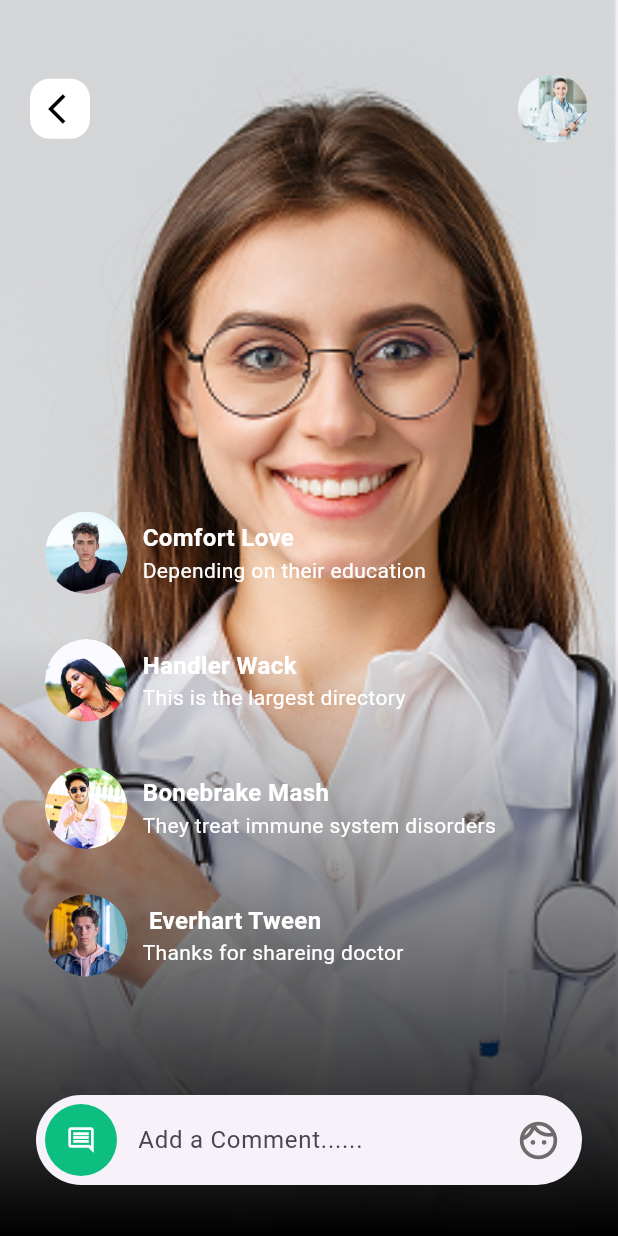
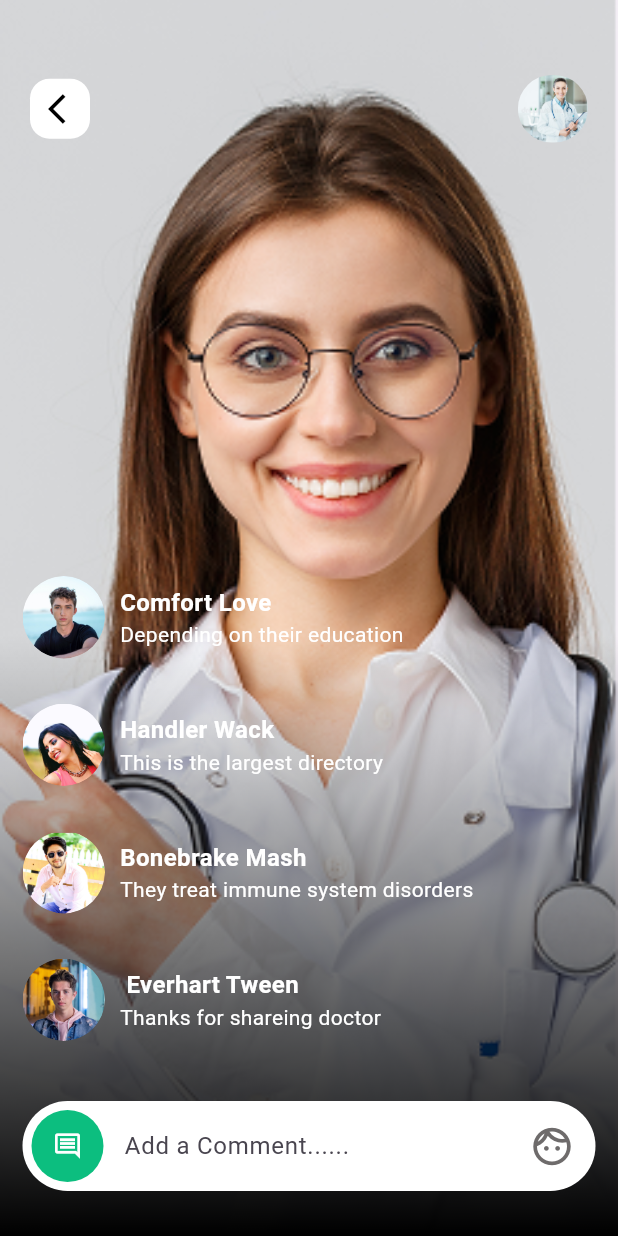
Before and after one commit to ahmed3tman/NTI-Doctor-Hunt, a Flutter app: the HomeScroll widget shown alone on an empty page, opened directly, after a tap on "Live", on a phone screen of 412 x 824 dp. Run offline on Flutter 3.47's test engine with Material 3 defaults, Android fonts, the phone set to English and light mode, and no system bars; missing offline and left inert: flutter_floating_bottom_bar.

Commit message:
Popular Doctor screen

```diff
--- /dev/null
+++ b/lib/core/models/comment_field_model.dart
@@ -0,0 +1,54 @@
+import 'package:doctor_hunt/core/colors.dart';
+import 'package:flutter/material.dart';
+
+class CommentFieldModel extends StatelessWidget {
+  const CommentFieldModel({super.key});
+
+  @override
+  Widget build(BuildContext context) {
+    return Container(
+                  decoration: BoxDecoration(
+                    color: Colors.white,
+                    borderRadius: BorderRadius.circular(30),
+                  ),
+                  width: double.infinity,
+                  height: 60,
+                  child: Center(
+                    child: TextFormField(
+                      decoration: InputDecoration(
+                        contentPadding: const EdgeInsets.symmetric(
+                          vertical: 18,
+                        ),
+                        prefixIcon: Padding(
+                          padding: const EdgeInsets.only(left: 5),
+                          child: Container(
+                            width: 50,
+                            padding: const EdgeInsets.all(5),
+                            decoration: BoxDecoration(
+                              color: MyColors.primaryGreen,
+                              shape: BoxShape.circle,
+                            ),
+                            child: Icon(
+                              Icons.comment_outlined,
+                              color: const Color.fromARGB(255, 255, 255, 255),
+                              size: 20,
+                            ),
+                          ),
+                        ),
+                        suffixIcon: Padding(
+                          padding: const EdgeInsets.only(right: 5),
+                          child: IconButton(
+                            onPressed: () {},
+                            icon: Icon(Icons.face_outlined, size: 30),
+                            color: const Color.fromARGB(255, 110, 107, 107),
+                          ),
+                        ),
+                        border: InputBorder.none,
+                        hintText: '  Add a Comment......',
+                        hintStyle: const TextStyle(),
+                      ),
+                    ),
+                  ),
+                );
+  }
+}
--- a/lib/core/models/list_icons.dart
+++ b/lib/core/models/list_icons.dart
@@ -17,17 +17,19 @@ class ListIcons extends StatelessWidget {
     ];
 
     return SizedBox(
-      height: 110,
+      height: 105,
       child: ListView.builder(
         scrollDirection: Axis.horizontal,
         itemCount: myImagesListt.length,
-        padding: EdgeInsets.symmetric(horizontal: 20),
+        padding: EdgeInsets.only(left: 10),
         itemBuilder: (context, index) {
-          return Container(
-            width: 100,
-            margin: EdgeInsets.only(right: 15),
+          return Card(
+            margin: EdgeInsets.only(left: 10, bottom: 5),
+            elevation: 3,
+            child: Container(
+              width: 90,
+
               decoration: BoxDecoration(
-
                 color: gradientColors[index],
                 borderRadius: BorderRadius.circular(10),
               ),
@@ -37,6 +39,7 @@ class ListIcons extends StatelessWidget {
                   child: Image.asset(myImagesListt[index], fit: BoxFit.cover),
                 ),
               ),
+            ),
           );
         },
       ),
--- a/lib/core/models/list_view_1.dart
+++ b/lib/core/models/list_view_1.dart
@@ -16,24 +16,22 @@ class LiveList extends StatelessWidget {
     ];
 
     return SizedBox(
-      height: 200,
+      height: 190,
       child: ListView.builder(
         scrollDirection: Axis.horizontal,
         itemCount: myImagesList.length,
-        padding: EdgeInsets.symmetric(horizontal: 15),
         itemBuilder: (context, index) {
           return InkWell(
             onTap: () {
+              Navigator.pushNamed(context, 'liveScreen');
+            },
+            child: Card(
+              margin: EdgeInsets.only(bottom: 8, left: 15),
 
-                Navigator.pushNamed(context, 'liveScreen');
+              elevation: 3,
+              child: Container(
+                width: 120,
 
-
-
-
-            },
-            child: Container(
-              width: 140,
-              margin: EdgeInsets.only(right: 10),
                 decoration: BoxDecoration(
                   color: Colors.teal[100],
                   borderRadius: BorderRadius.circular(5),
@@ -87,6 +85,7 @@ class LiveList extends StatelessWidget {
                   ],
                 ),
               ),
+            ),
           );
         },
       ),
--- a/lib/core/models/list_view_2.dart
+++ b/lib/core/models/list_view_2.dart
@@ -25,11 +25,13 @@ class ListView2 extends StatelessWidget {
       child: ListView.builder(
         scrollDirection: Axis.horizontal,
         itemCount: doctors1.length,
-        padding: EdgeInsets.symmetric(horizontal: 20),
         itemBuilder: (context, index) {
-          return Container(
+          return Card(
+            margin: EdgeInsets.only(bottom: 8, left: 20),
+
+            elevation: 3,
+            child: Container(
               width: 200,
-            margin: EdgeInsets.only(right: 20),
               decoration: BoxDecoration(
                 color: Colors.white,
                 borderRadius: BorderRadius.circular(15),
@@ -54,12 +56,19 @@ class ListView2 extends StatelessWidget {
                   SizedBox(height: 20),
                   Text(
                     doctors1[index]['name'],
-                  style: TextStyle(fontSize: 18, fontWeight: FontWeight.w700),
+                    style: TextStyle(
+                      fontSize: 18,
+                      fontWeight: FontWeight.w700,
+                      color: Colors.black,
+                      decoration: TextDecoration.none,
+                    ),
                   ),
                   Text(
                     doctors1[index]['gob'],
                     style: TextStyle(
+                      fontWeight: FontWeight.w500,
                       color: const Color.fromARGB(255, 128, 127, 127),
+                      decoration: TextDecoration.none,
                       fontSize: 12,
                     ),
                   ),
@@ -100,6 +109,7 @@ class ListView2 extends StatelessWidget {
                   ),
                 ],
               ),
+            ),
           );
         },
       ),
--- a/lib/core/models/list_view_3.dart
+++ b/lib/core/models/list_view_3.dart
@@ -41,7 +41,6 @@ class ListView3 extends StatelessWidget {
       height: 170,
       child: ListView.builder(
         scrollDirection: Axis.horizontal,
-        //padding: EdgeInsets.only(left: 20),
         itemCount: doctors.length,
         itemBuilder: (context, index) {
           final doctor = doctors[index];
--- /dev/null
+++ b/lib/core/models/title_row.dart
@@ -0,0 +1,34 @@
+import 'package:flutter/material.dart';
+
+class TitleRow extends StatelessWidget {
+  final String title;
+  final Widget Widgett;
+  const TitleRow({
+    super.key,
+    required this.title,
+    required this.Widgett,
+  });
+
+  @override
+  Widget build(BuildContext context) {
+    return Padding(
+      padding: const EdgeInsets.symmetric(horizontal: 15),
+      child: Row(
+        children: [
+          Text(
+            title,
+            style: TextStyle(
+              fontSize: 20,
+              fontWeight: FontWeight.w500,
+              color: Colors.black,
+              decoration: TextDecoration.none,
+            ),
+          ),
+
+          Spacer(),
+          Widgett,
+        ],
+      ),
+    );
+  }
+}
--- /dev/null
+++ b/lib/core/models/top_bar_model.dart
@@ -0,0 +1,38 @@
+
+
+import 'package:flutter/material.dart';
+
+class TopBarModel extends StatelessWidget {
+  final Widget widgett;
+  const TopBarModel({super.key, required this.widgett});
+
+  @override
+  Widget build(BuildContext context) {
+    return Row(
+              children: [
+                SizedBox(width: 20),
+                GestureDetector(
+                  onTap: () => Navigator.pop(context),
+                  child: Container(
+                    padding: EdgeInsets.only(left: 8),
+                    height: 40,
+                    width: 40,
+                    decoration: BoxDecoration(
+                      color: Colors.white,
+                      borderRadius: BorderRadius.circular(13),
+                    ),
+                    child: Center(
+                      child: Icon(Icons.arrow_back_ios, color: Colors.black),
+                    ),
+                  ),
+                ),
+                Spacer(),
+                SizedBox(
+                  height: 45,
+                  child: widgett,
+                ),
+                SizedBox(width: 20),
+              ],
+            );
+  }
+}
--- a/lib/core/models/user_in_live_model.dart
+++ b/lib/core/models/user_in_live_model.dart
@@ -34,7 +34,7 @@ class UserInLiveModel extends StatelessWidget {
         scrollDirection: Axis.vertical,
         itemCount: ListUsers.length,
         itemBuilder: (context, index) => Padding(
-          padding: const EdgeInsets.symmetric(horizontal: 10, vertical: 15),
+          padding: const EdgeInsets.symmetric(vertical: 15),
           child: Row(
             children: [
               ClipRRect(
@@ -61,11 +61,7 @@ class UserInLiveModel extends StatelessWidget {
                   ),
                   Text(
                     ListUsers[index]['comment'].toString(),
-                    style: TextStyle(
-                      fontSize: 14,
-                      //fontWeight: FontWeight,
-                      color: Colors.white,
-                    ),
+                    style: TextStyle(fontSize: 14, color: Colors.white),
                   ),
                 ],
               ),
--- a/lib/routs.dart
+++ b/lib/routs.dart
@@ -3,6 +3,7 @@
 import 'package:doctor_hunt/screen/first_screen.dart';
 import 'package:doctor_hunt/screen/home_screen.dart';
 import 'package:doctor_hunt/screen/live_screen.dart';
+import 'package:doctor_hunt/screen/popular_doctor_screen.dart';
 import 'package:doctor_hunt/screen/second_screen.dart';
 import 'package:doctor_hunt/screen/third_screen.dart';
 import 'package:flutter/material.dart';
@@ -17,4 +18,5 @@ final Map<String, WidgetBuilder> appRoutes = {
   'thirdScreen': (context) => const ThirdScreen(),
   'homeScreen': (context) => const HomeScreen(),
   'liveScreen': (context) => const LiveScreen(),
+  'popularDoctor': (context) => const PopularDoctorScreen(),
 };
--- a/lib/screen/home_scroll.dart
+++ b/lib/screen/home_scroll.dart
@@ -5,6 +5,7 @@ import 'package:doctor_hunt/core/models/list_view_1.dart';
 import 'package:doctor_hunt/core/models/list_view_2.dart';
 import 'package:doctor_hunt/core/models/list_view_3.dart';
 import 'package:doctor_hunt/core/models/search_bar_model.dart';
+import 'package:doctor_hunt/core/models/title_row.dart';
 import 'package:doctor_hunt/core/text_style.dart';
 import 'package:flutter/material.dart';
 
@@ -26,8 +27,8 @@ class HomeScroll extends StatelessWidget {
                 height: 130,
                 decoration: BoxDecoration(
                   borderRadius: BorderRadius.only(
-                    topLeft: Radius.circular(20),
-                    topRight: Radius.circular(20),
+                    topLeft: Radius.circular(50),
+                    topRight: Radius.circular(50),
                   ),
 
                   color: MyColors.primaryGreen,
@@ -106,37 +107,21 @@ class HomeScroll extends StatelessWidget {
               child: Column(
                 crossAxisAlignment: CrossAxisAlignment.start,
                 children: [
-                  SizedBox(height: 20),
-                  Padding(
-                    padding: const EdgeInsets.symmetric(horizontal: 15),
-                    child: Text(
-                      'Live Doctors',
-                      style: TextStyle(
-                        fontSize: 20,
-                        fontWeight: FontWeight.w500,
-                      ),
-                    ),
-                  ),
-                  SizedBox(height: 20),
-
+                  SizedBox(height: 15),
+                  TitleRow(title: 'Live Doctors', Widgett: SizedBox(height: 0)),
+                  SizedBox(height: 10),
                   LiveList(),
-                  SizedBox(height: 40),
+                  SizedBox(height: 30),
                   ListIcons(),
-                  SizedBox(height: 20),
-
-                  Padding(
-                    padding: const EdgeInsets.symmetric(horizontal: 15),
+                  SizedBox(height: 15),
+                  TitleRow(
+                    title: 'Popular Doctor',
+                    Widgett: InkWell(
+                      onTap: () {
+                        Navigator.pushNamed(context, 'popularDoctor');
+                      },
                       child: Row(
                         children: [
-                        Text(
-                          'Popular Doctor',
-                          style: TextStyle(
-                            fontSize: 20,
-                            fontWeight: FontWeight.w500,
-                          ),
-                        ),
-
-                        Spacer(),
                           Text(
                             'See all',
                             style: TextStyle(
@@ -153,24 +138,14 @@ class HomeScroll extends StatelessWidget {
                         ],
                       ),
                     ),
-                  SizedBox(height: 20),
-
+                  ),
+                  SizedBox(height: 10),
                   ListView2(),
-                  SizedBox(height: 20),
-
-                  Padding(
-                    padding: const EdgeInsets.symmetric(horizontal: 15),
-                    child: Row(
+                  SizedBox(height: 15),
+                  TitleRow(
+                    title: 'Feature Doctor',
+                    Widgett: Row(
                       children: [
-                        Text(
-                          'Feature Doctor',
-                          style: TextStyle(
-                            fontSize: 20,
-                            fontWeight: FontWeight.w500,
-                          ),
-                        ),
-
-                        Spacer(),
                         Text(
                           'See all',
                           style: TextStyle(
@@ -187,10 +162,9 @@ class HomeScroll extends StatelessWidget {
                       ],
                     ),
                   ),
-                  SizedBox(height: 20),
-
+                  SizedBox(height: 10),
                   ListView3(),
-                  SizedBox(height: 500),
+                  SizedBox(height: 130),
                 ],
               ),
             ),
--- a/lib/screen/live_screen.dart
+++ b/lib/screen/live_screen.dart
@@ -1,5 +1,6 @@
 import 'package:doctor_hunt/core/assets.dart';
-import 'package:doctor_hunt/core/colors.dart';
+import 'package:doctor_hunt/core/models/comment_field_model.dart';
+import 'package:doctor_hunt/core/models/top_bar_model.dart';
 import 'package:doctor_hunt/core/models/user_in_live_model.dart';
 import 'package:flutter/material.dart';
 
@@ -22,7 +23,6 @@ class LiveScreen extends StatelessWidget {
             left: 0,
             right: 0,
             bottom: 0,
-            child: IgnorePointer(
             child: Container(
               height: 400,
               decoration: BoxDecoration(
@@ -34,104 +34,29 @@ class LiveScreen extends StatelessWidget {
               ),
             ),
           ),
-          ),
           Positioned(
             top: 50,
             left: 0,
             right: 0,
-            child: Row(
-              children: [
-                SizedBox(width: 20),
-                GestureDetector(
-                  onTap: () => Navigator.pop(context),
-                  child: Container(
-                    padding: EdgeInsets.only(left: 8),
-                    height: 40,
-                    width: 40,
-                    decoration: BoxDecoration(
-                      color: Colors.white,
-                      borderRadius: BorderRadius.circular(13),
-                    ),
-                    child: Center(
-                      child: Icon(Icons.arrow_back_ios, color: Colors.black),
-                    ),
-                  ),
-                ),
-                Spacer(),
-                SizedBox(
-                  height: 45,
-                  child: ClipRRect(
+            child: TopBarModel(
+              widgett: ClipRRect(
                 borderRadius: BorderRadius.circular(100),
                 child: Image.asset(myImages.docv2, fit: BoxFit.cover),
               ),
             ),
-                SizedBox(width: 20),
-              ],
           ),
+          Positioned(
+            bottom: 55,
+            left: 15,
+            right: 15,
+            child: Column(children: [UserInLiveModel()]),
           ),
 
-          // Positioned(
-          //   child: UserInLiveModel(),
-          //   top: height * .4,
-          //   left: 0,
-          //   right: 0,
-          // ),
           Positioned(
             bottom: 30,
-            left: 20,
-            right: 20,
-            child: Column(
-              children: [
-                UserInLiveModel(),
-                Card(
-                  elevation: 10,
-                  shadowColor: Colors.black12,
-                  shape: RoundedRectangleBorder(
-                    borderRadius: BorderRadius.circular(40),
-                  ),
-                  child: SizedBox(
-                    width: width,
-                    height: 60,
-                    child: Center(
-                      child: TextFormField(
-                        decoration: InputDecoration(
-                          contentPadding: const EdgeInsets.symmetric(
-                            vertical: 18,
-                          ),
-                          prefixIcon: Padding(
-                            padding: const EdgeInsets.only(left: 5),
-                            child: Container(
-                              width: 50,
-                              padding: const EdgeInsets.all(5),
-                              decoration: BoxDecoration(
-                                color: MyColors.primaryGreen,
-                                shape: BoxShape.circle,
-                              ),
-                              child: Icon(
-                                Icons.comment_outlined,
-                                color: const Color.fromARGB(255, 255, 255, 255),
-                                size: 20,
-                              ),
-                            ),
-                          ),
-                          suffixIcon: Padding(
-                            padding: const EdgeInsets.only(right: 5),
-                            child: IconButton(
-                              onPressed: () {},
-                              icon: Icon(Icons.face_outlined, size: 30),
-                              color: const Color.fromARGB(255, 110, 107, 107),
-                            ),
-                          ),
-                          border: InputBorder.none,
-                          hintText: '  Add a Comment......',
-                          hintStyle: const TextStyle(),
-                        ),
-                      ),
-                    ),
-                  ),
-                ),
-              ],
-            ),
+            left: 15,
+            right: 15,
+            child: Column(children: [CommentFieldModel()]),
           ),
         ],
       ),
```
Also changed, not shown: lib/core/models/back_ground_model.dart (added, +13 -0 lines), lib/screen/popular_doctor_screen.dart (added, +90 -0 lines). Lines whose indentation alone changed are shown as unchanged.
